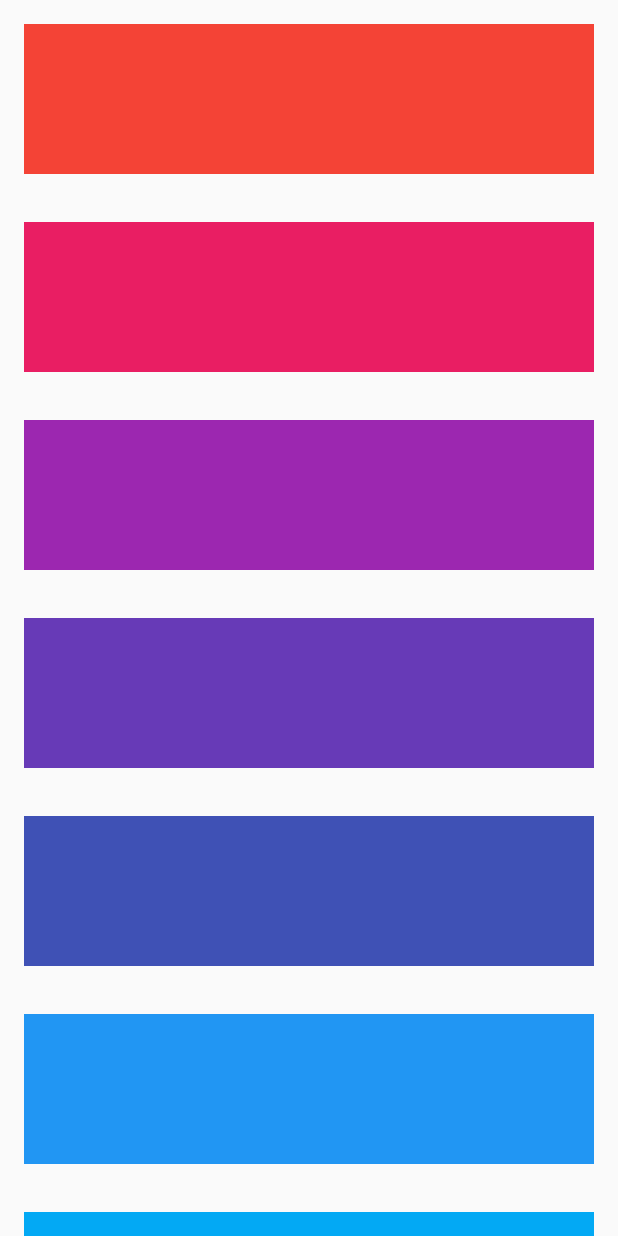
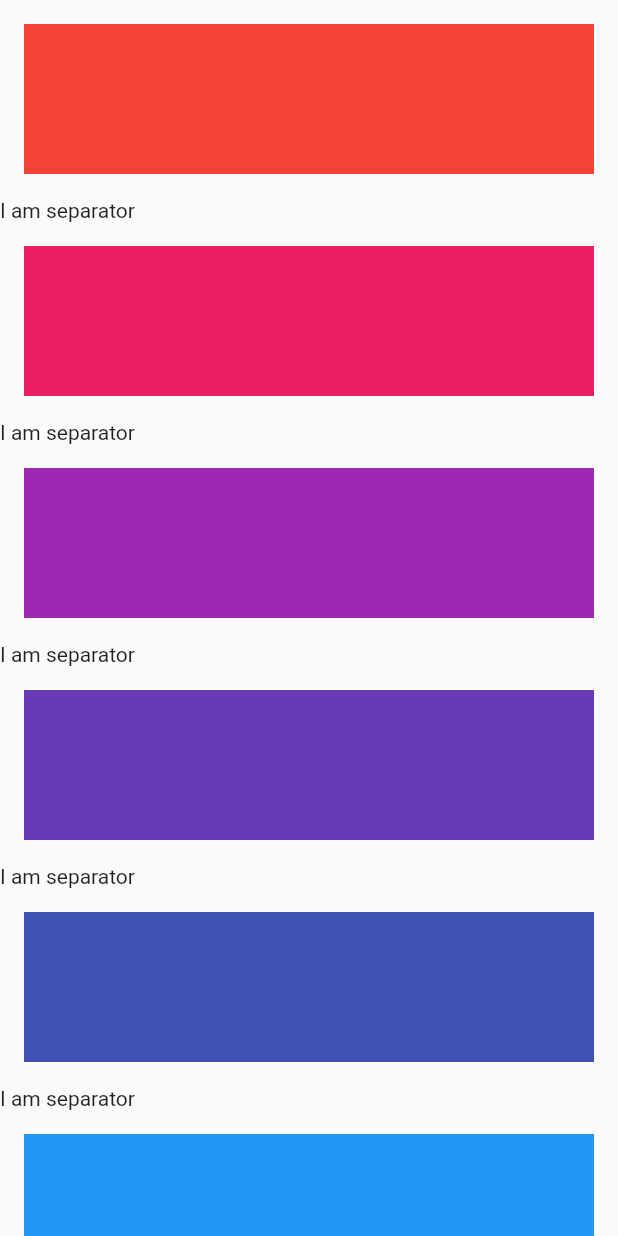
Before and after one commit to sushmoyr/animated_multichild, a Flutter app: the MyHomePage screen opened directly, on a phone screen of 412 x 824 dp. Run offline on Flutter 3.47's test engine with Material 2 defaults, Android fonts, the phone set to English and light mode, and no system bars.

```diff
--- a/example/lib/main.dart
+++ b/example/lib/main.dart
@@ -46,7 +46,7 @@ class _MyHomePageState extends State<MyHomePage> {
   @override
   Widget build(BuildContext context) {
     return Scaffold(
-      body: AnimatedListView.builder(
+      body: AnimatedListView.separated(
         transitionBuilder: (ctx, animation, child) => SlideTransition(
           position: Tween(begin: const Offset(-1, 0), end: Offset.zero)
               .animate(animation),
@@ -60,13 +60,16 @@ class _MyHomePageState extends State<MyHomePage> {
         duration: const Duration(milliseconds: 500),
         itemBuilder: (BuildContext context, int index) {
           return Container(
-            margin: EdgeInsets.all(16),
+            margin: const EdgeInsets.all(16),
             color: Colors.primaries[index],
             height: 100,
             width: double.maxFinite,
           );
         },
         itemCount: Colors.primaries.length,
+        separatorBuilder: (BuildContext context, int index) {
+          return Text('I am separator');
+        },
       ),
     );
   }
--- a/lib/src/animated_widgets/animated_list_view.dart
+++ b/lib/src/animated_widgets/animated_list_view.dart
@@ -572,14 +572,14 @@ class AnimatedListViewWrapper extends BoxScrollView {
               widget = itemBuilder(context, itemIndex);
             } else {
               widget = separatorBuilder(context, itemIndex);
-              assert(() {
-                if (widget == null) {
-                  throw FlutterError('separatorBuilder cannot return null.');
-                }
-                return true;
-              }());
             }
-            return widget;
+            return AnimationContainer(
+              duration: duration,
+              curve: curve,
+              delay: delay * itemIndex,
+              builder: (context, animation) =>
+                  transitionBuilder(context, animation, widget),
+            );
           },
           findChildIndexCallback: findChildIndexCallback,
           childCount: _computeActualChildCount(itemCount),
```
